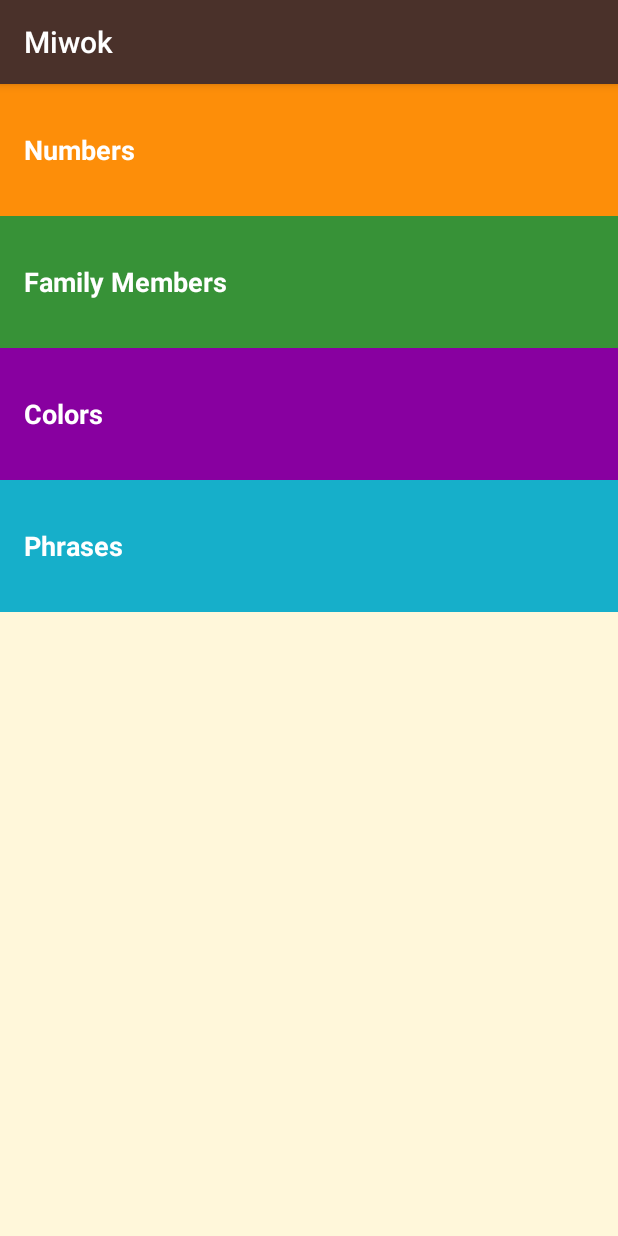
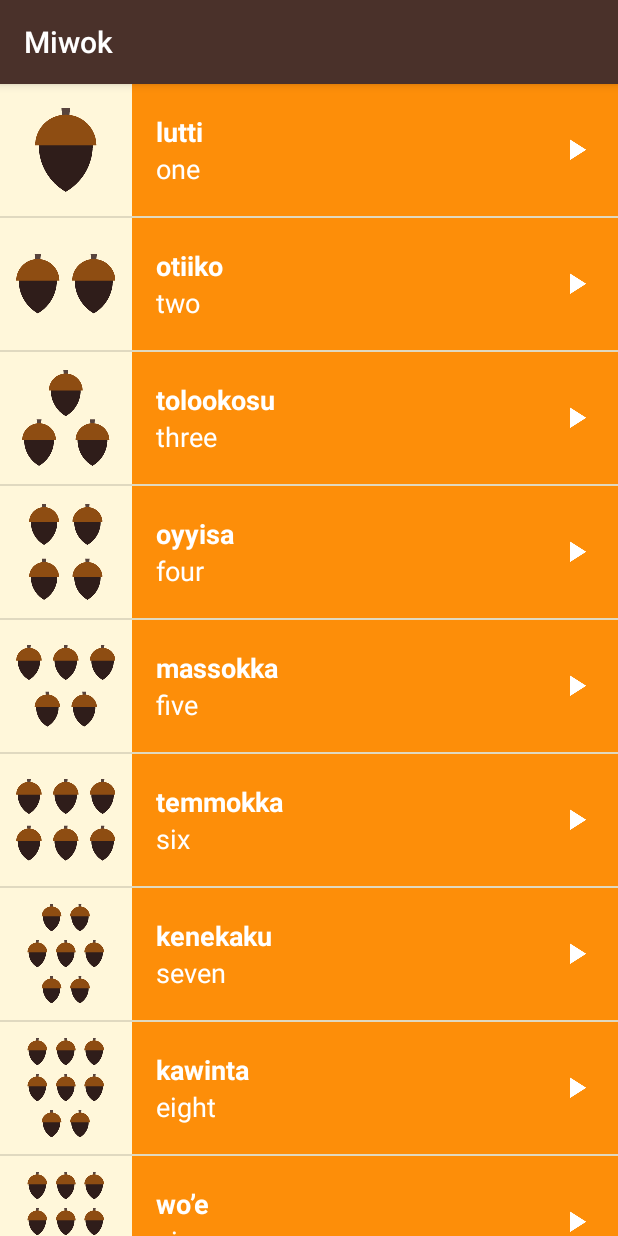
Before and after one commit to yangzhanlong/Miwok, an Android app: the screen it shows after launch (MainActivity), on a phone screen of 412 x 824 dp. Run offline under Robolectric (Android 15) with nearby library versions, the phone set to English and light mode, and no system bars.

Commit message:
Add ViewPager in MainActivity to swipe between 4 lists of words

```diff
--- /dev/null
+++ b/app/src/main/java/com/codeing/miwok/CategoryAdapter.java
@@ -0,0 +1,46 @@
+package com.codeing.miwok;
+
+import android.support.v4.app.Fragment;
+import android.support.v4.app.FragmentManager;
+import android.support.v4.app.FragmentPagerAdapter;
+
+/**
+ * {@link CategoryAdapter} is a {@link FragmentPagerAdapter} that can provide the layout for
+ * each list item based on a data source which is a list of {@link Word} objects.
+ */
+public class CategoryAdapter extends FragmentPagerAdapter{
+    /**
+     * Create a new {@link CategoryAdapter} object.
+     *
+     * @param fm is the fragment manager that will keep each fragment's state in the adapter
+     *           across swipes.
+     */
+    public CategoryAdapter(FragmentManager fm) {
+        super(fm);
+    }
+
+    /**
+     * Return the {@link Fragment} that should be displayed for the given page number.
+     */
+    @Override
+    public Fragment getItem(int position) {
+        switch (position) {
+            case 0:
+                return new NumbersFragment();
+            case 1:
+                return new FamilyFragment();
+            case 2:
+                return new ColorsFragment();
+            case 3:
+                return new PhraseFragment();
+            default:
+                return null;
+        }
+
+    }
+
+    @Override
+    public int getCount() {
+        return 4;
+    }
+}
--- a/app/src/main/java/com/codeing/miwok/ColorsFragment.java
+++ b/app/src/main/java/com/codeing/miwok/ColorsFragment.java
@@ -5,13 +5,13 @@ import android.content.Context;
 import android.media.AudioManager;
 import android.media.MediaPlayer;
 import android.os.Bundle;
-import android.app.Fragment;
+import android.support.v4.app.Fragment;
 import android.view.LayoutInflater;
 import android.view.View;
 import android.view.ViewGroup;
 import android.widget.AdapterView;
 import android.widget.ListView;
-import android.widget.TextView;
+
 
 import java.util.ArrayList;
 
--- a/app/src/main/java/com/codeing/miwok/FamilyFragment.java
+++ b/app/src/main/java/com/codeing/miwok/FamilyFragment.java
@@ -5,7 +5,7 @@ import android.content.Context;
 import android.media.AudioManager;
 import android.media.MediaPlayer;
 import android.os.Bundle;
-import android.app.Fragment;
+import android.support.v4.app.Fragment;
 import android.view.LayoutInflater;
 import android.view.View;
 import android.view.ViewGroup;
--- a/app/src/main/java/com/codeing/miwok/MainActivity.java
+++ b/app/src/main/java/com/codeing/miwok/MainActivity.java
@@ -2,6 +2,8 @@ package com.codeing.miwok;
 
 import android.content.Intent;
 import android.os.Bundle;
+import android.support.v4.view.PagerAdapter;
+import android.support.v4.view.ViewPager;
 import android.support.v7.app.AppCompatActivity;
 import android.view.View;
 import android.widget.TextView;
@@ -16,42 +18,13 @@ public class MainActivity extends AppCompatActivity {
         // Set the content of the activity to use the activity_main.xml layout file
         setContentView(R.layout.activity_main);
 
-        TextView numbers = (TextView) findViewById(R.id.numbers);
-        numbers.setOnClickListener(new View.OnClickListener() {
-            @Override
-            public void onClick(View v) {
-                Intent numbersIntent = new Intent(MainActivity.this, NumbersActivity.class);
-                startActivity(numbersIntent);
-            }
-        });
+        // Find the view pager that will allow the user to swipe between fragments
+        ViewPager viewPager = (ViewPager) findViewById(R.id.viewPager);
 
-        TextView colors = (TextView) findViewById(R.id.colors);
-        colors.setOnClickListener(new View.OnClickListener() {
-            @Override
-            public void onClick(View v) {
-                Intent numbersIntent = new Intent(MainActivity.this, ColorsActivity.class);
-                startActivity(numbersIntent);
-            }
-        });
+        // Create an adapter that knows which fragment should be shown on each page
+        PagerAdapter pagerAdapter = new CategoryAdapter(getSupportFragmentManager());
 
-        TextView family = (TextView) findViewById(R.id.family);
-        family.setOnClickListener(new View.OnClickListener() {
-            @Override
-            public void onClick(View v) {
-                Intent numbersIntent = new Intent(MainActivity.this, FamilyActivity.class);
-                startActivity(numbersIntent);
-            }
-        });
-
-        TextView phrases = (TextView) findViewById(R.id.phrases);
-        phrases.setOnClickListener(new View.OnClickListener() {
-            @Override
-            public void onClick(View v) {
-                Intent numbersIntent = new Intent(MainActivity.this, PhraseActivity.class);
-                startActivity(numbersIntent);
-            }
-        });
-
+        // Set the adapter onto the view pager
+        viewPager.setAdapter(pagerAdapter);
     }
-
 }
--- a/app/src/main/java/com/codeing/miwok/NumbersFragment.java
+++ b/app/src/main/java/com/codeing/miwok/NumbersFragment.java
@@ -5,8 +5,7 @@ import android.content.Context;
 import android.media.AudioManager;
 import android.media.MediaPlayer;
 import android.os.Bundle;
-import android.app.Fragment;
-import android.util.Log;
+import android.support.v4.app.Fragment;
 import android.view.LayoutInflater;
 import android.view.View;
 import android.view.ViewGroup;
@@ -113,7 +112,6 @@ public class NumbersFragment extends Fragment {
                 releaseMediaPlayer();
 
                 int audioResurceID = words.get(position).getmAudioResourceID();
-                Log.v("NumbersActivity", "Current word: " + words.get(position));
 
                 // Request audio focus so in order to play the audio file. The app needs to play a
                 // short audio file, so we will request audio focus with a short amount of time
--- a/app/src/main/java/com/codeing/miwok/PhraseFragment.java
+++ b/app/src/main/java/com/codeing/miwok/PhraseFragment.java
@@ -5,7 +5,7 @@ import android.content.Context;
 import android.media.AudioManager;
 import android.media.MediaPlayer;
 import android.os.Bundle;
-import android.app.Fragment;
+import android.support.v4.app.Fragment;
 import android.view.LayoutInflater;
 import android.view.View;
 import android.view.ViewGroup;
--- a/app/src/main/res/layout/activity_main.xml
+++ b/app/src/main/res/layout/activity_main.xml
@@ -22,51 +22,9 @@
     android:orientation="vertical"
     tools:context="com.example.android.miwok.MainActivity">
 
-    <FrameLayout
+    <android.support.v4.view.ViewPager
+        android:id="@+id/viewPager"
         android:layout_width="match_parent"
-        android:layout_height="wrap_content"
-        android:background="@color/category_numbers">
-        <TextView
-            android:id="@+id/numbers"
-            style="@style/CategoryStyle"
-            android:background="?android:attr/selectableItemBackground"
-            android:text="@string/category_numbers" />
-    </FrameLayout>
-
-    <!-- Family category -->
-    <FrameLayout
-        android:layout_width="match_parent"
-        android:layout_height="wrap_content"
-        android:background="@color/category_family">
-        <TextView
-            android:id="@+id/family"
-            style="@style/CategoryStyle"
-            android:background="?android:attr/selectableItemBackground"
-            android:text="@string/category_family" />
-    </FrameLayout>
-
-    <!-- Colors category -->
-    <FrameLayout
-        android:layout_width="match_parent"
-        android:layout_height="wrap_content"
-        android:background="@color/category_colors">
-        <TextView
-            android:id="@+id/colors"
-            style="@style/CategoryStyle"
-            android:background="?android:attr/selectableItemBackground"
-            android:text="@string/category_colors" />
-    </FrameLayout>
-
-    <!-- Phrases category -->
-    <FrameLayout
-        android:layout_width="match_parent"
-        android:layout_height="wrap_content"
-        android:background="@color/category_phrases">
-        <TextView
-            android:id="@+id/phrases"
-            style="@style/CategoryStyle"
-            android:background="?android:attr/selectableItemBackground"
-            android:text="@string/category_phrases" />
-    </FrameLayout>
-
+        android:layout_height="match_parent">
+    </android.support.v4.view.ViewPager>
 </LinearLayout>
```
Also changed, not shown: app/src/main/AndroidManifest.xml (+0 -36 lines), app/src/main/java/com/codeing/miwok/ColorsActivity.java (deleted, +0 -26 lines), app/src/main/java/com/codeing/miwok/FamilyActivity.java (deleted, +0 -28 lines), app/src/main/java/com/codeing/miwok/NumbersActivity.java (deleted, +0 -17 lines), app/src/main/java/com/codeing/miwok/PhraseActivity.java (deleted, +0 -26 lines), app/src/main/res/layout/activity_category.xml (deleted, +0 -8 lines).
